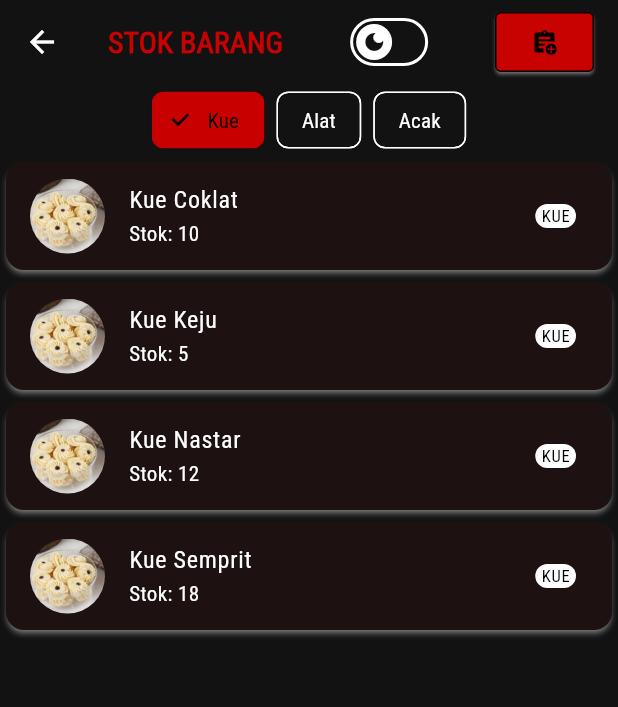
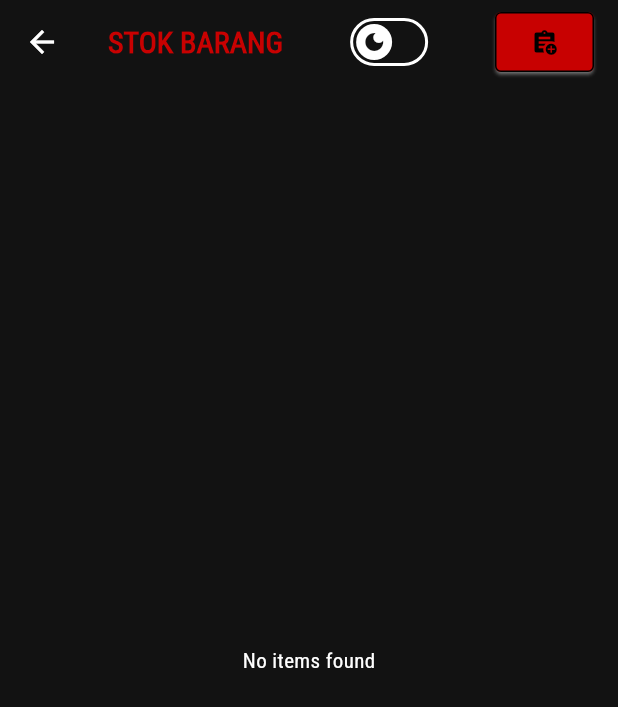
Before and after one commit to 221110019/project_bansos, a Flutter app: the StokOwner screen opened directly, on a phone screen of 412 x 824 dp. Shown: the top 707 px of the screen. Run offline on Flutter 3.47's test engine with Material 3 defaults, Android fonts, the phone set to English and light mode, and no system bars; our stand-ins replace firebase_auth, firebase_core, shared_preferences, sqflite; accounts and stored records are empty.

Commit message:
finish Read and Filter SQflite

```diff
--- a/lib/pages/owner/stok/filter_stok_owner.dart
+++ b/lib/pages/owner/stok/filter_stok_owner.dart
@@ -1,8 +1,7 @@
 import 'package:flutter/material.dart';
 
 class FilterStokOwner extends StatefulWidget {
-  final Function(String)
-      onSelectionChanged; // callback untuk mengirim nilai ke widget induk
+  final Function(String) onSelectionChanged;
 
   const FilterStokOwner({Key? key, required this.onSelectionChanged})
       : super(key: key);
@@ -12,30 +11,46 @@ class FilterStokOwner extends StatefulWidget {
 }
 
 class _FilterStokOwnerState extends State<FilterStokOwner> {
-  int selectedChoiceIndex = 0;
-  String selectedValue = '';
+  int selectedChoiceIndex = 0; // Default selected chip index
+  String selectedValue = 'Kue'; // Default selected category
 
+  @override
+  void initState() {
+    super.initState();
+    // Notify parent widget (StokOwner) of the initial selection
+    WidgetsBinding.instance.addPostFrameCallback((_) {
+      widget.onSelectionChanged(selectedValue);
+    });
+  }
+
+  // Function to handle chip selection
   void onChipSelected(int index) {
+    if (selectedChoiceIndex != index) {
       setState(() {
         selectedChoiceIndex = index;
+        // Update the selected category based on the selected chip
         selectedValue = index == 0
             ? 'Kue'
             : index == 1
                 ? 'Alat'
                 : 'Acak';
       });
-
+      // Notify the parent widget about the category change
       widget.onSelectionChanged(selectedValue);
+    }
   }
 
   @override
   Widget build(BuildContext context) {
-    return Wrap(
-      spacing: 8.0,
+    return Padding(
+      padding: const EdgeInsets.all(8.0),
+      child: Wrap(
+        spacing: 8.0, // Horizontal spacing between chips
+        runSpacing: 4.0, // Vertical spacing between chips
         children: [
           ChoiceChip(
             label: const Text('Kue'),
-          selectedColor: const Color.fromRGBO(200, 0, 0, 1),
+            selectedColor: const Color.fromRGBO(200, 0, 0, 1), // Red color
             selected: selectedChoiceIndex == 0,
             onSelected: (selected) => onChipSelected(0),
           ),
@@ -52,6 +67,7 @@ class _FilterStokOwnerState extends State<FilterStokOwner> {
             onSelected: (selected) => onChipSelected(2),
           ),
         ],
+      ),
     );
   }
 }
--- a/lib/pages/owner/stok/stok_owner.dart
+++ b/lib/pages/owner/stok/stok_owner.dart
@@ -1,6 +1,7 @@
 import 'package:flutter/material.dart';
 import 'package:project_bansos/components/theme_switch.dart';
 import 'package:project_bansos/components/tombol_custom.dart';
+import 'package:project_bansos/database/database_stok.dart';
 import 'package:project_bansos/helper/shortcut_helper.dart';
 import 'package:project_bansos/models/barang_stok.dart';
 import 'package:project_bansos/pages/owner/stok/filter_stok_owner.dart';
@@ -15,155 +16,95 @@ class StokOwner extends StatefulWidget {
 }
 
 class _StokOwnerState extends State<StokOwner> {
-  List<BarangStok> semuaBarang = [
-    BarangStok(
-      id: 1,
-      nama: "Kue Coklat",
-      foto: "assets/pictures/semprit-susu.jpg",
-      jumlah: 10,
-      kategori: "Kue",
-      deskripsi: "Kue coklat lezat dengan tekstur yang lembut.",
-    ),
-    BarangStok(
-      id: 2,
-      nama: "Kue Keju",
-      foto: "assets/pictures/semprit-susu.jpg",
-      jumlah: 5,
-      kategori: "Kue",
-      deskripsi: "Kue keju dengan rasa gurih dan renyah.",
-    ),
-    BarangStok(
-      id: 3,
-      nama: "Piring Plastik",
-      foto: "assets/pictures/semprit-susu.jpg",
-      jumlah: 20,
-      kategori: "Alat",
-      deskripsi: "Piring plastik yang cocok untuk pesta dan piknik.",
-    ),
-    BarangStok(
-      id: 4,
-      nama: "Pisau Dapur",
-      foto: "assets/pictures/semprit-susu.jpg",
-      jumlah: 8,
-      kategori: "Alat",
-      deskripsi: "Pisau dapur tajam untuk memotong bahan masakan.",
-    ),
-    BarangStok(
-      id: 5,
-      nama: "Mainan Acak",
-      foto: "assets/pictures/semprit-susu.jpg",
-      jumlah: 15,
-      kategori: "Acak",
-      deskripsi: "Mainan acak yang bisa digunakan sebagai hadiah.",
-    ),
-    BarangStok(
-      id: 6,
-      nama: "Hiasan Dinding",
-      foto: "assets/pictures/semprit-susu.jpg",
-      jumlah: 7,
-      kategori: "Acak",
-      deskripsi: "Hiasan dinding untuk mempercantik ruangan.",
-    ),
-    BarangStok(
-      id: 7,
-      nama: "Kue Nastar",
-      foto: "assets/pictures/semprit-susu.jpg",
-      jumlah: 12,
-      kategori: "Kue",
-      deskripsi: "Kue nastar dengan isian nanas yang manis.",
-    ),
-    BarangStok(
-      id: 8,
-      nama: "Sendok Kayu",
-      foto: "assets/pictures/semprit-susu.jpg",
-      jumlah: 6,
-      kategori: "Alat",
-      deskripsi: "Sendok kayu yang cocok untuk memasak.",
-    ),
-    BarangStok(
-      id: 9,
-      nama: "Boneka Acak",
-      foto: "assets/pictures/semprit-susu.jpg",
-      jumlah: 3,
-      kategori: "Acak",
-      deskripsi: "Boneka lucu yang bisa dijadikan koleksi.",
-    ),
-    BarangStok(
-      id: 10,
-      nama: "Kue Semprit",
-      foto: "assets/pictures/semprit-susu.jpg",
-      jumlah: 18,
-      kategori: "Kue",
-      deskripsi: "Kue semprit susu dengan bentuk unik dan rasa enak.",
-    ),
-  ];
-
-  late List<BarangStok> sampleBarang;
+  late Future<List<BarangStok>> futureBarangStok;
+  List<BarangStok> semuaBarang = [];
+  List<BarangStok> sampleBarang = [];
 
   @override
   void initState() {
     super.initState();
-    sampleBarang = semuaBarang
-        .where((barang) => barang.kategori == "Kue")
-        .toList(); // Initially show all items
+    futureBarangStok = loadBarangData();
   }
 
-  // Function to filter the items based on the category selected
-  List<BarangStok> filterStok(String selectedValue) {
+  Future<List<BarangStok>> loadBarangData() async {
+    List<BarangStok> data = await BarangStokDB().read();
+    setState(() {
+      semuaBarang = data;
+      sampleBarang = data; // Set initial data to sampleBarang
+    });
+    return data;
+  }
+
+  // Filter function to update sampleBarang based on selected value
+  void filterStok(String selectedValue) {
+    print("Filtering with value: $selectedValue");
+    List<BarangStok> filteredList;
     if (selectedValue == 'Kue') {
-      return semuaBarang.where((barang) => barang.kategori == "Kue").toList();
+      filteredList =
+          semuaBarang.where((barang) => barang.kategori == "Kue").toList();
+    } else if (selectedValue == 'Alat') {
+      filteredList =
+          semuaBarang.where((barang) => barang.kategori == "Alat").toList();
+    } else if (selectedValue == 'Acak') {
+      filteredList =
+          semuaBarang.where((barang) => barang.kategori == "Acak").toList();
+    } else {
+      filteredList = semuaBarang; // If no category selected, show all
     }
-    if (selectedValue == 'Alat') {
-      return semuaBarang.where((barang) => barang.kategori == "Alat").toList();
-    }
-    if (selectedValue == 'Acak') {
-      return semuaBarang.where((barang) => barang.kategori == "Acak").toList();
-    }
-    return semuaBarang; // If no category is selected, return all
+    setState(() {
+      sampleBarang = filteredList; // Update filtered list
+    });
   }
 
   @override
   Widget build(BuildContext context) {
     return Scaffold(
       appBar: AppBar(
-        scrolledUnderElevation: 0,
         title: Row(
           mainAxisAlignment: MainAxisAlignment.spaceBetween,
           children: [
-            Text("STOK BARANG",
+            Text(
+              "STOK BARANG",
               style: TextStyle(
                 fontSize: 20,
                 fontWeight: FontWeight.bold,
-                    color: ShortcutHelper.warnaPrimary(context))),
+                color: ShortcutHelper.warnaPrimary(context),
+              ),
+            ),
             const ThemeSwitch(),
             TombolCustom(
               onPressed: () {
                 Navigator.of(context).push(MaterialPageRoute(
-                  builder: (context) => const TambahStokOwner(),
-                ));
+                    builder: (context) => const TambahStokOwner()));
               },
               child: const Icon(Icons.assignment_add),
             ),
           ],
         ),
       ),
-      body: Column(
+      body: FutureBuilder<List<BarangStok>>(
+        future: futureBarangStok,
+        builder: (context, snapshot) {
+          if (snapshot.connectionState == ConnectionState.waiting) {
+            return Center(child: CircularProgressIndicator());
+          } else if (snapshot.hasError) {
+            return Center(child: Text("Error: ${snapshot.error}"));
+          } else if (!snapshot.hasData || snapshot.data!.isEmpty) {
+            return Center(child: Text("No items found"));
+          }
+
+          return Column(
             children: [
               FilterStokOwner(
                 onSelectionChanged: (selectedValue) {
-              setState(() {
-                sampleBarang =
-                    filterStok(selectedValue); // Update filtered list
-              });
+                  filterStok(selectedValue);
                 },
               ),
               Expanded(
                 child: ListView.builder(
                   itemCount: sampleBarang.length,
                   itemBuilder: (context, index) {
-                return Column(
-                  children: [
-                    Card(
+                    return Card(
                       elevation: 1.5,
                       surfaceTintColor: ShortcutHelper.warnaPrimary(context),
                       child: ListTile(
@@ -173,6 +114,15 @@ class _StokOwnerState extends State<StokOwner> {
                             width: 50,
                             height: 50,
                             fit: BoxFit.cover,
+                            errorBuilder: (context, error, stackTrace) {
+                              return const ClipOval(
+                                child: SizedBox(
+                                  width: 50,
+                                  height: 50,
+                                  child: Placeholder(),
+                                ),
+                              );
+                            },
                           ),
                         ),
                         trailing: Badge(
@@ -188,14 +138,14 @@ class _StokOwnerState extends State<StokOwner> {
                               .showBottomSheet(context);
                         },
                       ),
+                    );
+                  },
+                ),
               ),
             ],
           );
         },
       ),
-          ),
-        ],
-      ),
     );
   }
 }
--- a/lib/pages/owner/stok/update_stok_owner.dart
+++ b/lib/pages/owner/stok/update_stok_owner.dart
@@ -30,7 +30,11 @@ class UpdateStokOwner {
               const SizedBox(height: 10),
               ClipRRect(
                 borderRadius: const BorderRadius.all(Radius.circular(5)),
-                child: Image.asset(barang.foto),
+                child: Image.asset(
+                  barang.foto,
+                  height: 145,
+                  fit: BoxFit.fitHeight,
+                ),
               ),
               const SizedBox(height: 10),
               Text(
--- a/pubspec.yaml
+++ b/pubspec.yaml
@@ -37,6 +37,8 @@ dependencies:
   shared_preferences: ^2.3.2
   firebase_core: ^3.7.0
   firebase_auth: ^5.3.2
+  sqflite: ^2.4.1
+  path: ^1.9.0
 
 dev_dependencies:
   flutter_test:
@@ -56,6 +58,7 @@ dev_dependencies:
 flutter:
   assets:
     - assets/pictures/
+    - assets/sample/
   # The following line ensures that the Material Icons font is
   # included with your application, so that you can use the icons in
   # the material Icons class.
```
Also changed, not shown: lib/database/database_service.dart (added, +41 -0 lines), lib/database/database_stok.dart (added, +175 -0 lines), lib/models/barang_stok.dart (+18 -0 lines), lib/pages/owner/stok/tambah_stok_owner.dart (+11 -2 lines), assets/sample/a1.jpeg (added), assets/sample/a2.jpeg (added), assets/sample/a3.jpeg (added), assets/sample/b1.jpeg (added), assets/sample/b2.jpeg (added), assets/sample/k1.jpeg (added), assets/sample/k2.jpeg (added), assets/sample/k3.jpeg (added), pubspec.lock, 1 other file. Lines whose indentation alone changed are shown as unchanged.
